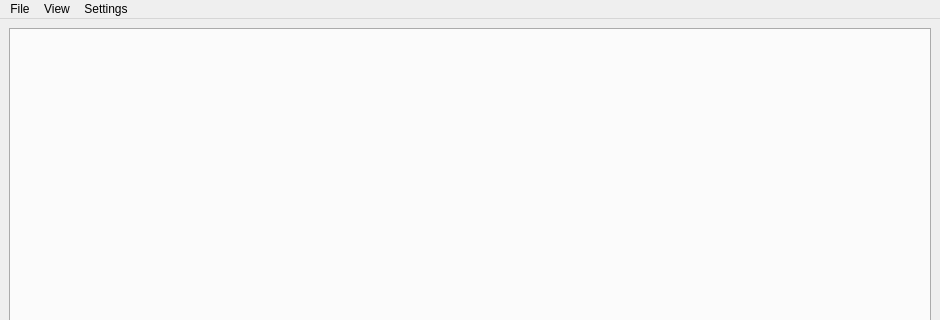
Old version of the form src/app/app.ui in the repository Icosahunter/speechy-keen; both pictures show x 0 to 940 and y 0 to 320 of the 940 by 590 pixel window.
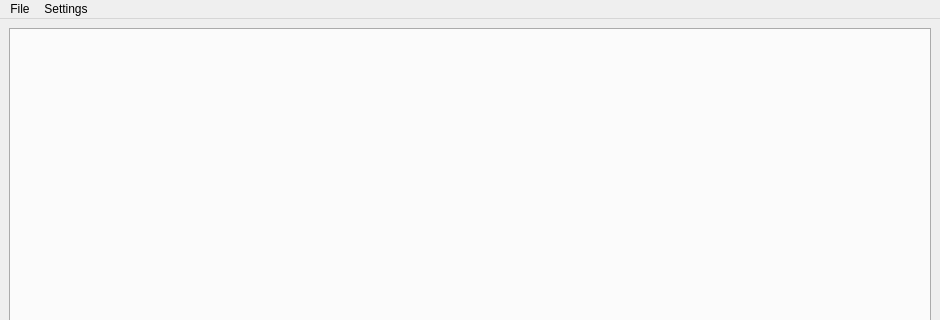
New version of the form. Icons and pictures are not drawn.

Diff of the .ui file:
```diff
--- a/src/app/app.ui
+++ b/src/app/app.ui
@@ -50,14 +50,6 @@
     <addaction name="actionOpen"/>
     <addaction name="actionExit"/>
    </widget>
-   <widget class="QMenu" name="menuView">
-    <property name="title">
-     <string>View</string>
-    </property>
-    <addaction name="actionDashboard"/>
-    <addaction name="actionSpeech_Notes"/>
-    <addaction name="actionPresentation"/>
-   </widget>
    <widget class="QMenu" name="menuSettings">
     <property name="title">
      <string>Settings</string>
@@ -87,7 +79,6 @@
     <addaction name="actionInfo"/>
    </widget>
    <addaction name="menuFile"/>
-   <addaction name="menuView"/>
    <addaction name="menuSettings"/>
   </widget>
   <widget class="QStatusBar" name="statusbar"/>
```
Left out of the diff: 21 changed lines with no effect on the pictures.
